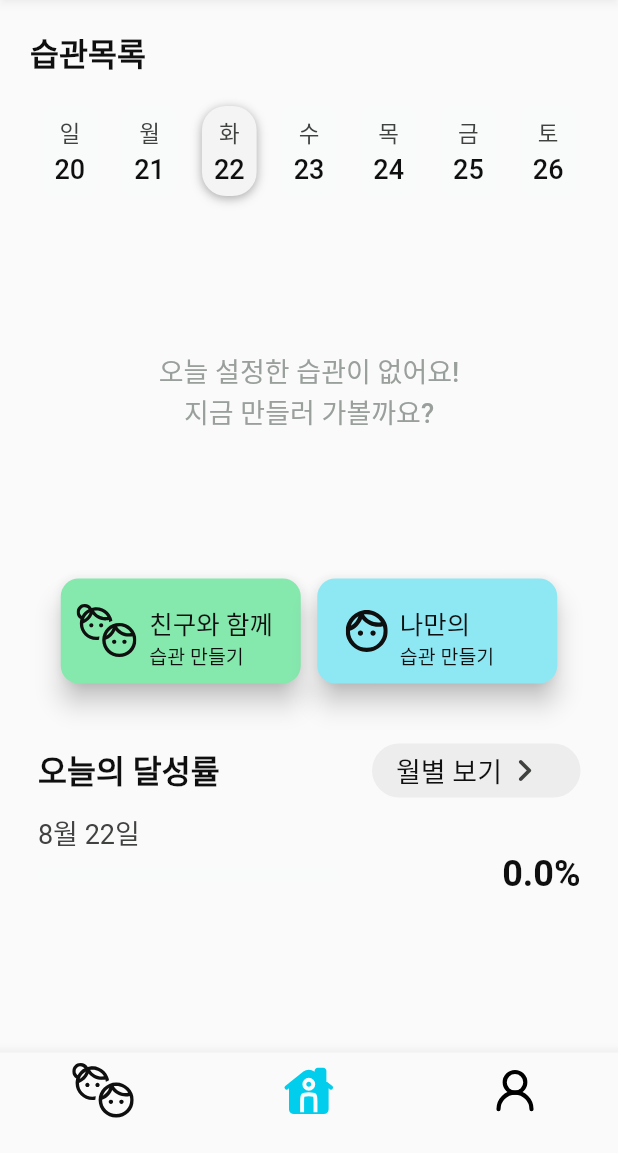
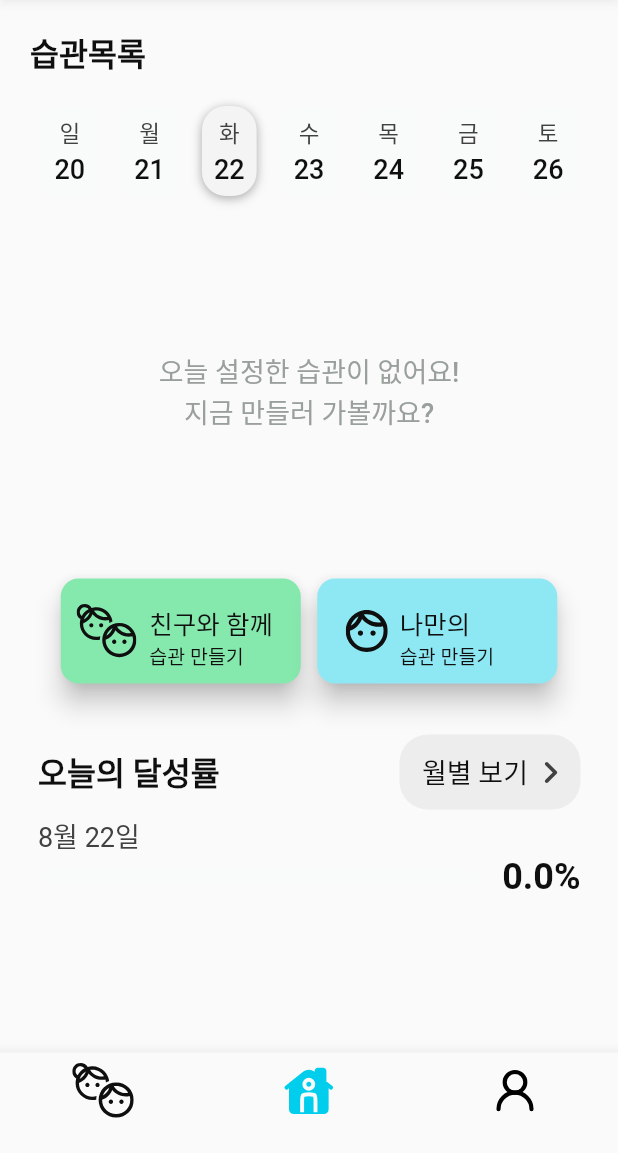
Before and after one commit to GwangjinJeong1/SODA_4TH_HAPIT, a Flutter app: the screen it shows after launch, on a phone screen of 412 x 824 dp, the part 83-1236 px from its top. Run offline on Flutter 3.47's test engine with Material 2 defaults, Android fonts, the phone set to English and light mode, and no system bars; drawn by our look-alikes of percent_indicator, table_calendar; our stand-ins replace cloud_firestore, firebase_core, flutter_svg; accounts and stored records are empty; Roboto replaces fonts that are missing (SpoqaHanSansNeo-Bold, SpoqaHanSansNeo-Medium, SpoqaHanSansNeo-Regular).

Commit message:
edit files

```diff
--- a/lib/page/calendar.dart
+++ b/lib/page/calendar.dart
@@ -1,5 +1,5 @@
 import 'package:flutter/material.dart';
-import 'package:soda_4th_hapit/components/colors.dart';
+import '../components/colors.dart';
 import 'package:table_calendar/table_calendar.dart';
 import 'package:intl/intl.dart';
 
--- a/lib/page/tasks.dart
+++ b/lib/page/tasks.dart
@@ -1,7 +1,7 @@
 import 'package:cloud_firestore/cloud_firestore.dart';
 import 'package:flutter/material.dart';
 import 'package:flutter_svg/flutter_svg.dart';
-import 'package:soda_4th_hapit/page/month.dart';
+import './month.dart';
 import 'package:intl/intl.dart';
 import 'package:percent_indicator/linear_percent_indicator.dart';
 import 'package:table_calendar/table_calendar.dart';
@@ -99,8 +99,8 @@ class _TasksState extends State<Tasks> {
               builder: (context, snapshot) {
                 if (!snapshot.hasData) {
                   return const SizedBox(
-                      width: 75,
-                      height: 75,
+                      width: 50,
+                      height: 50,
                       child: CircularProgressIndicator());
                 } else if (!snapshot.hasData || snapshot.data!.docs.isEmpty) {
                   return const Center(
@@ -356,8 +356,14 @@ class AddListButton extends StatelessWidget {
                     elevation: 7),
                 child: Row(
                   children: [
-                    SvgPicture.asset('public/images/friend_off.svg',
-                        width: 41, height: 36.5),
+                    ColorFiltered(
+                        colorFilter: const ColorFilter.mode(
+                          AppColors.buttonStroke,
+                          BlendMode.srcIn, // 색상을 이미지에 블렌드하는 방식
+                        ),
+                        child: SvgPicture.asset(
+                          'public/images/friend_off.svg', // 사용하려는 SVG 이미지의 경로로 변경
+                        )),
                     const SizedBox(width: 8),
                     Column(
                       mainAxisAlignment: MainAxisAlignment.center,
@@ -437,7 +443,6 @@ class _CompletionRateState extends State<CompletionRate> {
               Padding(
                 padding: const EdgeInsets.only(left: 4, top: 4, bottom: 4),
                 child: SizedBox(
-                  width: 139,
                   child: ElevatedButton(
                     onPressed: () {
                       Navigator.push(
@@ -446,6 +451,7 @@ class _CompletionRateState extends State<CompletionRate> {
                               builder: (context) => const MonthPage()));
                     },
                     style: ElevatedButton.styleFrom(
+                        padding: const EdgeInsets.fromLTRB(15, 10, 5, 10),
                         backgroundColor: AppColors.button1,
                         shape: RoundedRectangleBorder(
                             borderRadius: BorderRadius.circular(19)),
@@ -454,7 +460,7 @@ class _CompletionRateState extends State<CompletionRate> {
                       Text('월별 보기', style: AppTextStyle.body2),
                       //const SizedBox(width: 2),
                       const Icon(Icons.keyboard_arrow_right_rounded,
-                          color: AppColors.bodyText1, size: 30),
+                          color: AppColors.bodyText1, size: 30)
                     ]),
                   ),
                 ),
@@ -478,13 +484,13 @@ class _CompletionRateState extends State<CompletionRate> {
                     lineHeight: 10,
                     backgroundColor: AppColors.background1,
                     progressColor: Colors.lightBlueAccent,
-                    width: 200,
+
                     // animation: true,
                     // animationDuration: 1000,
                   ),
                 ),
               ),
-              //const SizedBox(width: 5),
+              const SizedBox(width: 15),
               Text('${widget.ratio * 100}%', style: AppTextStyle.head2)
             ],
           ),
```
Also changed, not shown: lib/page/home.dart (+2 -80 lines), lib/page/month.dart (+7 -7 lines), public/images/friend_off.svg.
